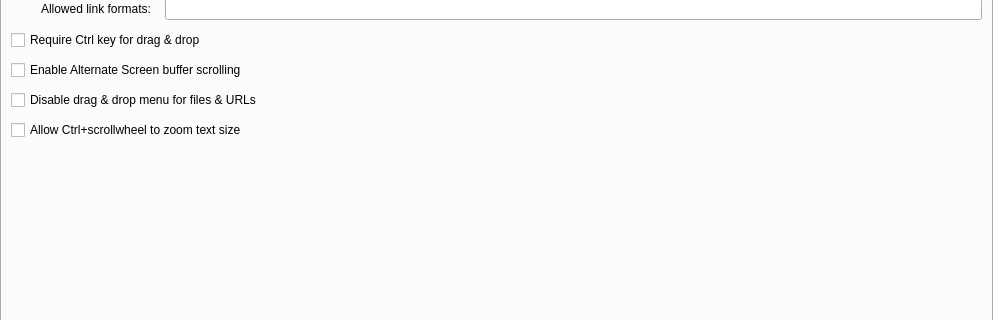
Qt form src/widgets/EditProfileMousePage.ui (KDE/konsole) before a commit; both pictures show x 0 to 993 and y 227 to 547 of the 993 by 632 pixel window.
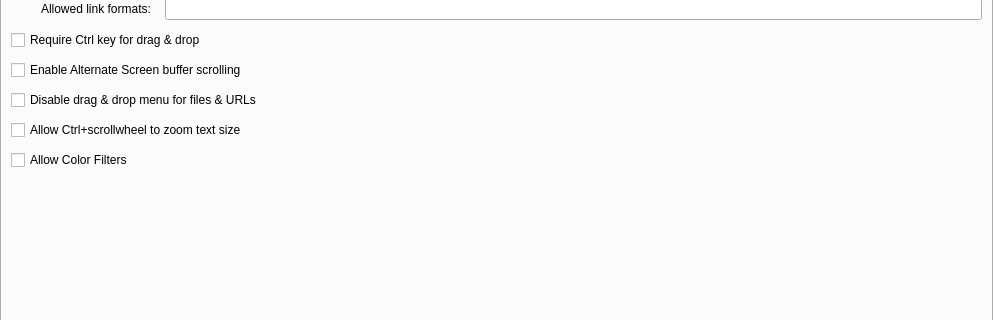
The same form after that commit. The open tabs and pages were chosen to show the change.

Commit message: Add a new color filter to preview color in hotspot.

```diff
--- a/src/widgets/EditProfileMousePage.ui
+++ b/src/widgets/EditProfileMousePage.ui
@@ -417,6 +417,16 @@
          </property>
         </widget>
        </item>
+       <item>
+        <widget class="QCheckBox" name="allowColorFilters">
+         <property name="toolTip">
+          <string>When positioning the mouse over a hexadecimal color it will be displayed in a frame next to the mouse pointer</string>
+         </property>
+         <property name="text">
+          <string>Allow Color Filters</string>
+         </property>
+        </widget>
+       </item>
        <item>
         <spacer>
          <property name="orientation">
```
Left out of the diff: 5 changed lines with no effect on the pictures. The commit also changes 12 other files.
